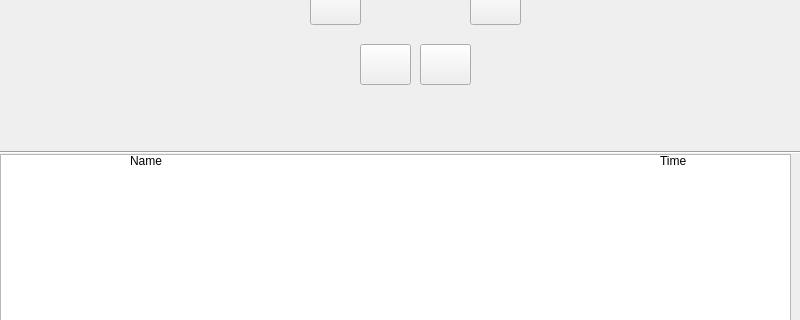
Old version of the form gui/torch_game.ui in the repository AngeloDamante/torch-games; both pictures show x 0 to 800 and y 166 to 486 of the 800 by 600 pixel window.
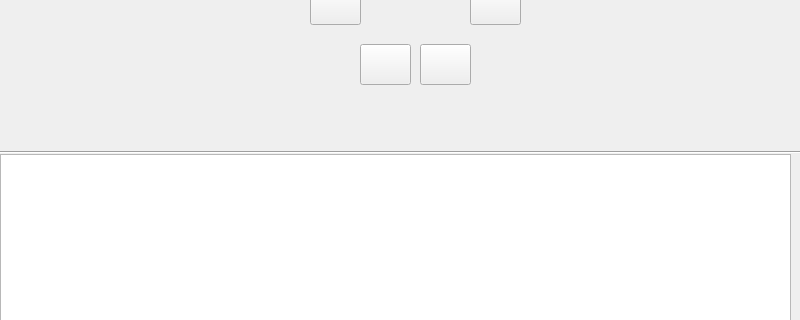
New version of the form.

Commit message: fix: removed useless label

```diff
--- a/gui/torch_game.ui
+++ b/gui/torch_game.ui
@@ -154,32 +154,6 @@
      <string>Name:</string>
     </property>
    </widget>
-   <widget class="QLabel" name="ris_name">
-    <property name="geometry">
-     <rect>
-      <x>130</x>
-      <y>310</y>
-      <width>47</width>
-      <height>13</height>
-     </rect>
-    </property>
-    <property name="text">
-     <string>Name</string>
-    </property>
-   </widget>
-   <widget class="QLabel" name="ris_time">
-    <property name="geometry">
-     <rect>
-      <x>660</x>
-      <y>310</y>
-      <width>47</width>
-      <height>13</height>
-     </rect>
-    </property>
-    <property name="text">
-     <string>Time</string>
-    </property>
-   </widget>
    <widget class="QLineEdit" name="name">
     <property name="geometry">
      <rect>
```
The commit also changes 1 other file.
